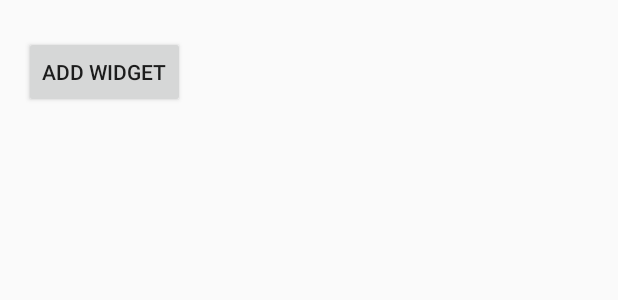
After one commit to hasdfa/Baking-App, an Android app: the layout recipe_view_widget_configure.xml on its own in the app's theme, with its tools: preview values and no code run, on a phone screen of 412 x 824 dp. The commit adds this screen. Shown: the top 300 px of the screen. Run offline under Robolectric (Android 15) with nearby library versions, the phone set to English and light mode, and no system bars.

Commit message:
Widget update

```diff
--- a/app/src/main/java/com/vadim/hasdfa/udacity/baking_app/Controller/RecipeDetail/Activityes/RecipeDetailActivity.java
+++ b/app/src/main/java/com/vadim/hasdfa/udacity/baking_app/Controller/RecipeDetail/Activityes/RecipeDetailActivity.java
@@ -120,6 +120,5 @@ public class RecipeDetailActivity extends AppCompatSavedActivity implements Reci
         super.onRestoreInstanceState(savedInstanceState);
         selectedR = savedInstanceState.getInt("selectedR");
         selectedS = savedInstanceState.getInt("selectedS");
-        updateBar();
     }
 }
--- a/app/src/main/java/com/vadim/hasdfa/udacity/baking_app/Controller/RecipeDetail/Fragments/IngridientsFragment.java
+++ b/app/src/main/java/com/vadim/hasdfa/udacity/baking_app/Controller/RecipeDetail/Fragments/IngridientsFragment.java
@@ -187,13 +187,13 @@ public class IngridientsFragment extends SavedFragment {
 
         private static final String sharedKEY = "checked_key";
         private void saveChecked(boolean isChecked, String title){
-            String key = getKeyByTitle(title);
+            String key = getKeyByTitle(currentRecipe.getName()+title);
             SharedPreferences sp = getContext().getSharedPreferences(sharedKEY, Context.MODE_PRIVATE);
             sp.edit().putBoolean(key, isChecked).apply();
         }
 
         private boolean getChecked(String title) {
-            String key = getKeyByTitle(title);
+            String key = getKeyByTitle(currentRecipe.getName()+title);
             SharedPreferences sp = getContext().getSharedPreferences(sharedKEY, Context.MODE_PRIVATE);
             return sp.getBoolean(key, false);
         }
--- a/app/src/main/java/com/vadim/hasdfa/udacity/baking_app/Model/Recipe.java
+++ b/app/src/main/java/com/vadim/hasdfa/udacity/baking_app/Model/Recipe.java
@@ -53,13 +53,13 @@ public class Recipe implements Parcelable {
 
         ingredients = new ArrayList<Ingredient>(
                 Arrays.<Ingredient>asList(
-                        (Ingredient[]) in.readArray(Ingredient.class.getClassLoader()
+                        (Ingredient[]) in.readParcelableArray(Ingredient.class.getClassLoader()
                         )
                 )
         );
         steps = new ArrayList<Step>(
                 Arrays.<Step>asList(
-                        (Step[]) in.readArray(Ingredient.class.getClassLoader()
+                        (Step[]) in.readParcelableArray(Ingredient.class.getClassLoader()
                         )
                 )
         );
--- /dev/null
+++ b/app/src/main/res/layout/recipe_view_widget_configure.xml
@@ -0,0 +1,20 @@
+<?xml version="1.0" encoding="utf-8"?>
+<LinearLayout xmlns:android="http://schemas.android.com/apk/res/android"
+    android:layout_width="match_parent"
+    android:layout_height="wrap_content"
+    android:orientation="vertical"
+    android:padding="16dp">
+
+    <android.support.v7.widget.RecyclerView
+        android:layout_width="match_parent"
+        android:id="@+id/mRecyclerView"
+        android:layout_height="wrap_content"/>
+
+    <Button
+        android:id="@+id/add_button"
+        android:layout_width="wrap_content"
+        android:layout_height="wrap_content"
+        android:layout_marginTop="8dp"
+        android:text="@string/add_widget" />
+
+</LinearLayout>
--- a/app/src/main/res/layout/reciple_detail_fragment.xml
+++ b/app/src/main/res/layout/reciple_detail_fragment.xml
@@ -18,8 +18,6 @@
         app:layout_constraintRight_toRightOf="parent"
         app:layout_constraintTop_toTopOf="parent"
         app:layout_constraintDimensionRatio="H,16:9"/>
-
-
 
     <TextView
         android:id="@+id/step_instruction"
--- a/app/src/main/res/values/strings.xml
+++ b/app/src/main/res/values/strings.xml
@@ -4,4 +4,7 @@
     <string name="next"><![CDATA[Next ->]]></string>
     <string name="previous"><![CDATA[<- Previous]]></string>
     <string name="shopping_list_label">Shopping list</string>
+    <string name="appwidget_text">EXAMPLE</string>
+    <string name="configure">Configure</string>
+    <string name="add_widget">Add widget</string>
 </resources>
```
Also changed, not shown: app/src/main/AndroidManifest.xml (+11 -14 lines), app/src/main/java/com/vadim/hasdfa/udacity/baking_app/Controller/RecipeDetail/Fragments/RecipeStepList.java (+10 -0 lines), app/src/main/java/com/vadim/hasdfa/udacity/baking_app/Controller/SelectRecipe/MainActivity.java (+12 -1 lines), app/src/main/java/com/vadim/hasdfa/udacity/baking_app/Controller/SelectRecipe/SelectRecipeAdapter.java (+10 -0 lines), app/src/main/java/com/vadim/hasdfa/udacity/baking_app/Model/DataBase/DBHelper.java (added, +36 -0 lines), app/src/main/res/layout/recipe_item.xml (+9 -0 lines), app/src/main/res/layout/recipe_view_widget.xml (added, +7 -0 lines), app/src/main/res/layout/text_item.xml (+11 -0 lines), app/src/main/res/values-v14/dimens.xml (added, +10 -0 lines), app/src/main/res/values/dimens.xml (added, +10 -0 lines), app/src/main/res/xml/recipe_view_widget_info.xml (added, +11 -0 lines), app/src/main/res/drawable-nodpi/example_appwidget_preview.png (added).
